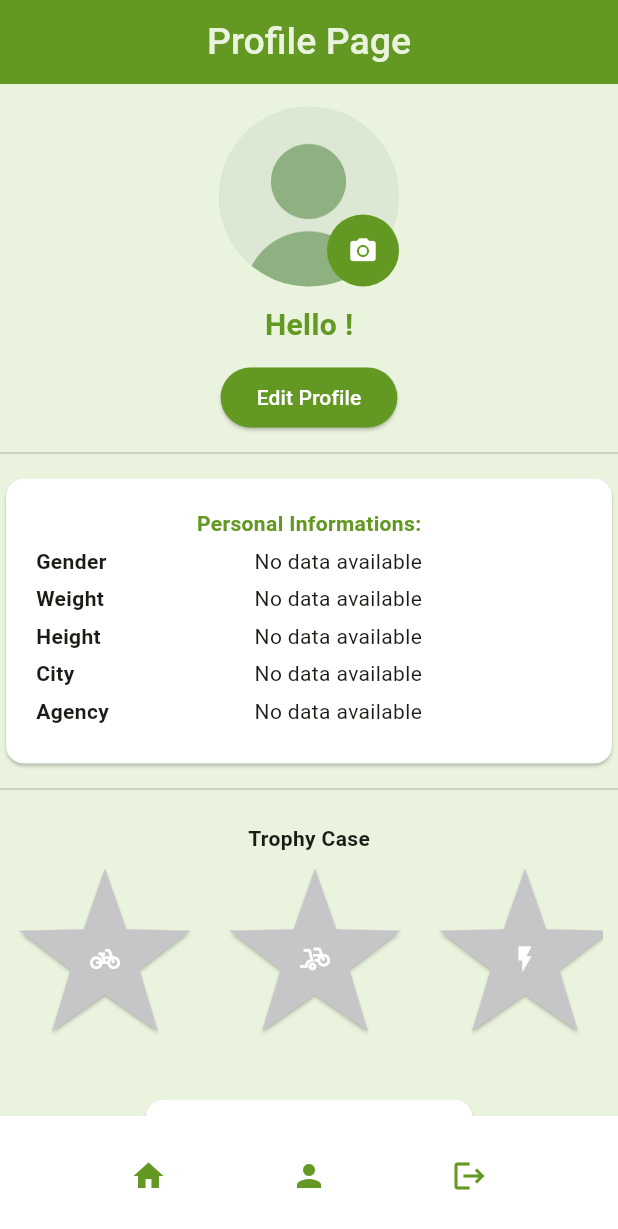
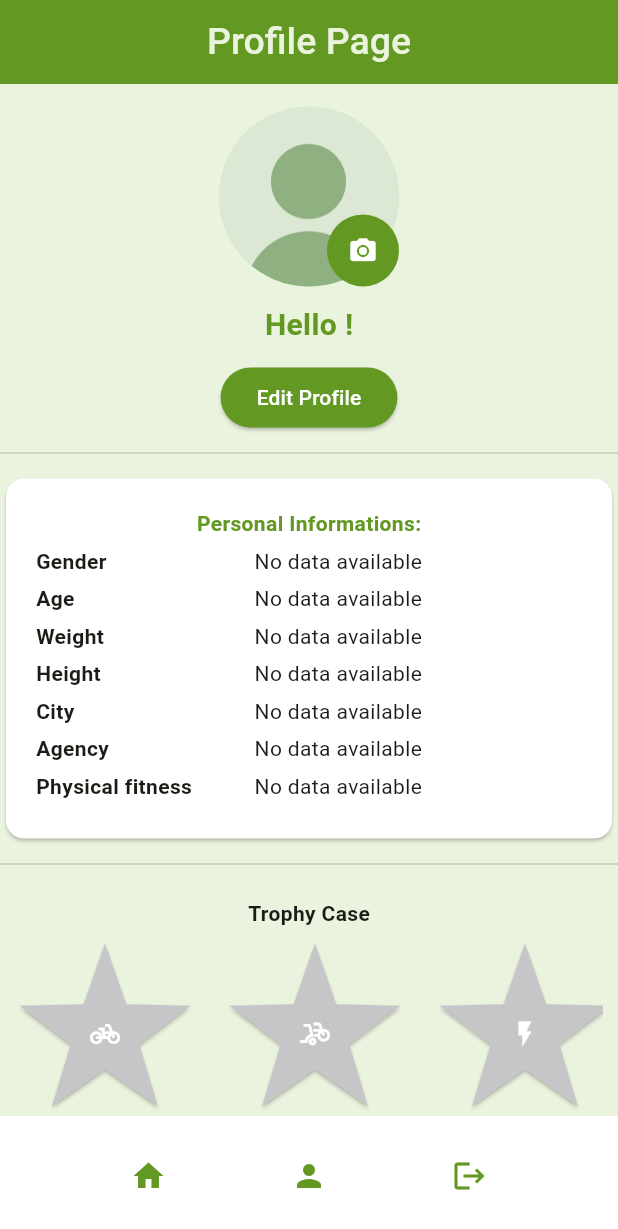
Before and after one commit to StellaRinaldii/RiderApp, a Flutter app: the Profilepage screen opened directly, on a phone screen of 412 x 824 dp. Shown: the top 1229 px of the screen. Run offline on Flutter 3.47's test engine with Material 3 defaults, Android fonts, the light colour scheme and no system bars; our stand-ins replace confetti, fl_chart, image_picker, jwt_decoder, shared_preferences; accounts and stored records are empty.

Commit message:
stella update

```diff
--- a/lib/screens/profilepage.dart
+++ b/lib/screens/profilepage.dart
@@ -3,7 +3,6 @@ import 'package:flutter/material.dart';
 import 'package:confetti/confetti.dart';
 import 'dart:typed_data';
 import 'dart:convert';
-import 'package:provider/provider.dart';
 
 import 'package:workers_campe/screens/homepage.dart';
 import 'package:workers_campe/screens/login.dart';
@@ -11,6 +10,7 @@ import 'package:workers_campe/providers/possible_shift_provider.dart';
 
 import 'package:shared_preferences/shared_preferences.dart';
 import 'package:image_picker/image_picker.dart';
+import 'package:provider/provider.dart';
 
 const Color kGreen = Color(0xFF639922);
 const Color kGreenLight = Color(0xFFEAF3DE);
@@ -41,6 +41,7 @@ class _ProfilePageState extends State<Profilepage> {
   late ConfettiController _controller;
   // carichiamo possibili immagini profilo salvate nelle sp:
   // load possible profile images saved in the shared preference
+
   @override
   void initState() {
     super.initState();
@@ -181,17 +182,6 @@ class _ProfilePageState extends State<Profilepage> {
                                     'agency',
                                     agency,
                                     'Insert the name of your Agency',
-                                  ),
-                                  const SizedBox(height: 10),
-
-                                  // Button to modify the profile picture.
-                                  ElevatedButton(
-                                    style: ElevatedButton.styleFrom(
-                                      backgroundColor: kGreen,
-                                      foregroundColor: kGreenLight,
-                                    ),
-                                    onPressed: _pickImage,
-                                    child: const Text("Modify Profile Picture"),
                                   ),
                                 ],
                               ),
@@ -418,6 +408,8 @@ class _ProfilePageState extends State<Profilepage> {
                       SizedBox(height: 5),
                       _informationRow(context, "Gender", "gender", ""),
                       SizedBox(height: 5),
+                       _informationRowint(context, "Age", "age", "years"),
+                      SizedBox(height: 5),
                       _informationRow(context, "Weight", 'weight', "kg"),
                       SizedBox(height: 5),
                       _informationRow(context, "Height", "height", "cm"),
@@ -425,6 +417,8 @@ class _ProfilePageState extends State<Profilepage> {
                       _informationRow(context, "City", "city", ""),
                       SizedBox(height: 5),
                       _informationRow(context, "Agency", "agency", ""),
+                      SizedBox(height: 5),
+                      _informationRow(context, "Physical fitness", "trainingstat", ""),
                       SizedBox(height: 5),
                           //_informationRow(context, "Total Km", "gender", ""),
                           // mancano le informazioni sui Km
@@ -460,11 +454,12 @@ class _ProfilePageState extends State<Profilepage> {
 // widget that shows the prizes available that the subject has gained:
 Widget _showTrophy (BuildContext context, String description, IconData icona, double soglia) {
   // inietto il provider nel widget:
-   return Consumer<PossibleShiftProvider>(
-    builder: (context, provider, child) {
+   return FutureBuilder(
+                      future: getSPdouble('kilometers'),
+                      builder: (context, sp){
 
       // salvo la flag dalla condizione del wiget
-       final distanzainKm = provider.totalDistanceKm;
+       final distanzainKm = sp.data ?? 0;
        // se ho percorso più della soglia, la flag è vera e quindi mostro il premio colorato
        bool flag = distanzainKm >= soglia;
 
@@ -477,15 +472,16 @@ Widget _showTrophy (BuildContext context, String description, IconData icona, do
                               SnackBar(
                                 content: Text(description),
                                 backgroundColor: kGreen,
-                    duration: const Duration(seconds: 4),
+                                duration: Duration(seconds: 4),
                               ),
                             );
+                          return;
                       },
                       style: ElevatedButton.styleFrom(
-              minimumSize: const Size(120, 120),
-              shape: const StarBorder(),
-              backgroundColor: kGreen,
-              foregroundColor: kGreenLight,
+                        minimumSize: Size(120, 120),
+                        shape: StarBorder(),  // forma del premio
+                        backgroundColor: kGreen, // Colore di sfondo
+                        foregroundColor: kGreenLight, // Colore del testo/icona
                       ),
                       child: Icon(icona, size: 20),
                     );
@@ -495,23 +491,24 @@ Widget _showTrophy (BuildContext context, String description, IconData icona, do
                         ScaffoldMessenger.of(context)
                             ..removeCurrentSnackBar()
                             ..showSnackBar(
-                  const SnackBar(
-                    content: Text("Trophy not yet received... keep riding!"),
+                              SnackBar(
+                                content: Text("Trophy not yet recived... keep riding!"),
                                 backgroundColor: CupertinoColors.opaqueSeparator,
                                 duration: Duration(seconds: 4),
                               ),
                             );
+                          return;
                       },
                       style: ElevatedButton.styleFrom(
-              minimumSize: const Size(120, 120),
-              shape: const StarBorder(),
-              backgroundColor: CupertinoColors.opaqueSeparator,
-              foregroundColor: Colors.white,
+                        minimumSize: Size(120, 120),
+                        shape: StarBorder(),  // forma del premio
+                        backgroundColor: CupertinoColors.opaqueSeparator, // Colore di sfondo
+                        foregroundColor: Colors.white// Colore del testo/icona
                       ),
                       child: Icon(icona, size: 20),
                     );
+      } // fine else
      }
-      },
    );
   }
 
@@ -526,10 +523,11 @@ Widget _showDistance (BuildContext context) {
                           const Text("Total distance travelled:",
                               style: TextStyle(fontSize: 16, color: Colors.grey, fontWeight: FontWeight.bold),
                           ),
-                          Consumer<PossibleShiftProvider>(
-                            builder: (context, provider, child) {
-                              return Text(
-                                "${provider.totalDistanceKm.toStringAsFixed(2)} km",
+                          FutureBuilder(
+                            future: getSPdouble('kilometers'),
+                            builder: (context, sp){
+                              final double value = sp.data ?? 0;
+                              return Text("${value.toStringAsFixed(2)} km",
                                 style: const TextStyle(fontSize: 16, fontWeight: FontWeight.bold),
                               );
                             },
@@ -537,10 +535,11 @@ Widget _showDistance (BuildContext context) {
                           const Text("Total earnings:",
                               style: TextStyle(fontSize: 16, color: Colors.grey, fontWeight: FontWeight.bold),
                           ),
-                          Consumer<PossibleShiftProvider>(
-                          builder: (context, provider, child) {
-                            return Text(
-                              "${provider.totalEarnings.toStringAsFixed(2)} €",
+                          FutureBuilder(
+                            future: getSPdouble('earnings'),
+                            builder: (context, sp){
+                              final double value = sp.data ?? 0;
+                              return Text("${value.toStringAsFixed(2)} €",
                                 style: const TextStyle(fontSize: 16, fontWeight: FontWeight.bold),
                               );
                             },
@@ -548,10 +547,11 @@ Widget _showDistance (BuildContext context) {
                         const Text("Total points:",
                               style: TextStyle(fontSize: 16, color: Colors.grey, fontWeight: FontWeight.bold),
                           ),
-                          Consumer<PossibleShiftProvider>(
-                          builder: (context, provider, child) {
-                            return Text(
-                              "${provider.totalPoints.toStringAsFixed(2)} €",
+                          FutureBuilder(
+                            future: getSPint('points'),
+                            builder: (context, sp){
+                              final int value = sp.data ?? 0;
+                              return Text("$value points",
                                 style: const TextStyle(fontSize: 16, fontWeight: FontWeight.bold),
                               );
                             },
@@ -561,7 +561,6 @@ Widget _showDistance (BuildContext context) {
     )
   );
 }
-
   // FUNCTIONS
 
   // Function to save SharedPreferences values.
```
Also changed, not shown: lib/screens/aftershift.dart (+27 -60 lines), lib/screens/onboarding.dart (+0 -48 lines). Lines whose indentation alone changed are shown as unchanged.
